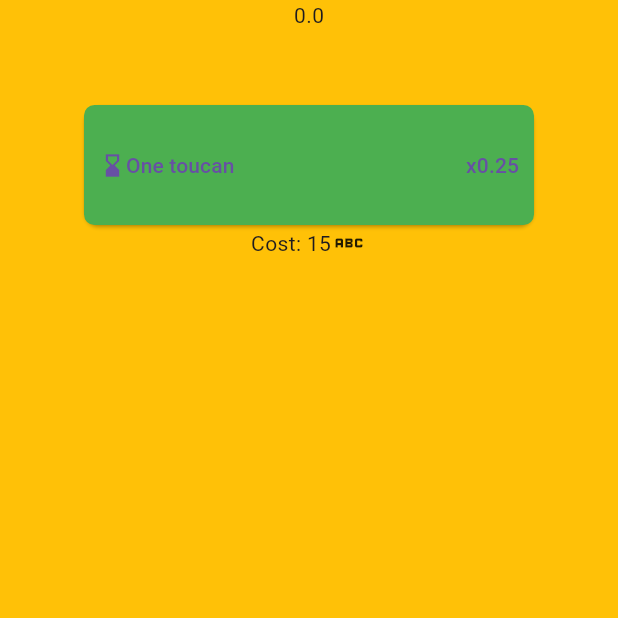
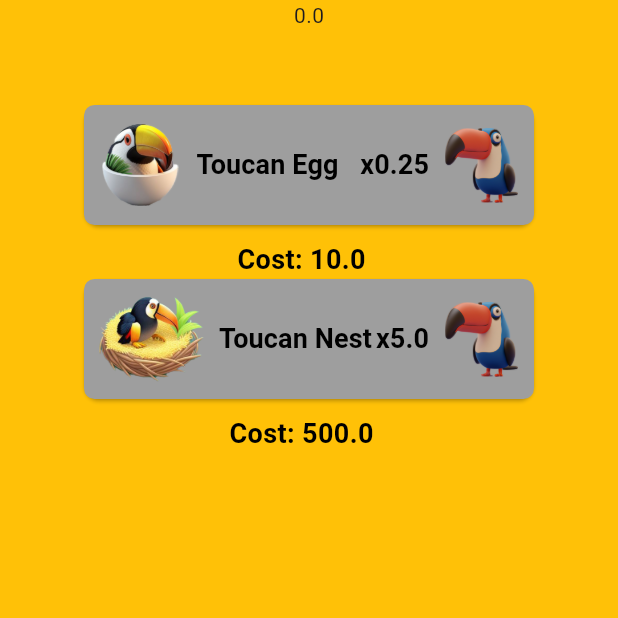
Before and after one commit to MateuszWasita/ToucanClickerGame, a Flutter app: the screen it shows after launch, swiped to page 2, on a phone screen of 412 x 824 dp, the top half of it. Run offline on Flutter 3.47's test engine with Material 3 defaults, Android fonts, the phone set to English and light mode, and no system bars; missing offline and left inert: dart:ffi.

Commit message:
shop updated

```diff
--- a/lib/home_page.dart
+++ b/lib/home_page.dart
@@ -57,17 +57,20 @@ class _HomePageState extends State<HomePage> {
         body: Column(
           mainAxisAlignment: MainAxisAlignment.center,
           children: [
-            Text("You are creating: " +
+            Text("You create: " +
                 '$clicksPerSecond' +
                 " toucans per second!"),
             Center(
               child: GestureDetector(
                 child: Image(
+                  width: 200,
+                  height: 300,
                     image: AssetImage(
-                        'assets/png-clipart-toucan-bird-robotic-bird-silhouette.png')),
+                        'assets/Tukan1.png')),
                 onTap: () {
                   setState(() {
                     Globals.overallScore++;
+                    ++clicks;
                   });
                 },
               ),
--- a/lib/shop_page.dart
+++ b/lib/shop_page.dart
@@ -9,7 +9,11 @@ class ShopPage extends StatefulWidget {
   State<ShopPage> createState() => _ShopPageState();
 }
 
+
 class _ShopPageState extends State<ShopPage> {
+
+
+
   @override
   Widget build(BuildContext context) {
     return Scaffold(
@@ -21,16 +25,22 @@ class _ShopPageState extends State<ShopPage> {
             height: 50,
           ),
           ShopTile(
-            100,
-            Icon(Icons.abc),
-            0.25,"One toucan",
+            10,
+            Image(width:55, height: 55, image: AssetImage('assets/egg.png')),
+            0.25,"Toucan Egg",
             () {
               setState(() {
-                Globals.overallScore -= 100;
+                Globals.overallScore -= 10;
                 Globals.effects+=0.25;
               });
             },
-          ).makeTile()
+          ).makeTile(),
+          ShopTile(500, Image(width: 70,height: 70,image: AssetImage('assets/nest.png')), 5, 'Toucan Nest', () {
+            setState(() {
+                Globals.overallScore -= 500;
+                Globals.effects+=5;
+              });
+          },).makeTile()
         ],
       ),
     );
--- a/lib/shop_tile.dart
+++ b/lib/shop_tile.dart
@@ -2,17 +2,18 @@ import 'dart:ffi';
 
 import 'package:flutter/material.dart';
 import 'package:toucan_clicker/home_page.dart';
+import 'package:toucan_clicker/styles.dart';
 
 class ShopTile {
   late double cost;
-  late Icon icon;
+  late Image image;
   late double effect;
   late String text;
   late final VoidCallback updateState;
 
-  ShopTile(double cost,Icon icon,double effect, String text, VoidCallback updateState) {
+  ShopTile(double cost,Image image,double effect, String text, VoidCallback updateState) {
     this.cost=cost;
-    this.icon = icon;
+    this.image=image;
     this.effect = effect;
     this.text=text;
     this.updateState = updateState;
@@ -37,31 +38,42 @@ class ShopTile {
               height: 80,
               width: 300,
               decoration: BoxDecoration(
-                color: Colors.green,
+                color: Globals.overallScore>=cost? Colors.green : Colors.grey,
                 borderRadius: BorderRadius.circular(7),
               ),
               child: Row(
                 children: [
                   Padding(
                     padding: const EdgeInsets.only(left: 10.0),
-                    child: Icon(Icons.hourglass_bottom),
+                    child: image,
                   ),
-                  Text(text),
+                  SizedBox(width: 10,),
+                  Text(text, style: shopStyle,),
                   Spacer(),
                   Padding(
                     padding: const EdgeInsets.only(right: 10.0),
-                    child: Text('x'+effect.toString()),
+                    child: Text('x'+effect.toString(), style: shopStyle,),
+                  ),
+                  Padding(
+                    padding: const EdgeInsets.only(right: 10.0),
+                    child: Image(
+                  width: 50,
+                  height: 50,
+                    image: AssetImage(
+                        'assets/Tukan1.png')),
                   )
                 ],
               ),
             ),
           ),
         ),
+        SizedBox(height: 10,),
         Row(
           mainAxisAlignment: MainAxisAlignment.center,
           children: [
-            Text("Cost: 15"),
-            Icon(Icons.abc),
+            Text("Cost: " + '$cost', style: shopStyle,),
+            SizedBox(width: 10,),
+
           ],
         )
       ],
--- /dev/null
+++ b/lib/styles.dart
@@ -0,0 +1,9 @@
+
+import 'package:flutter/material.dart';
+
+TextStyle shopStyle = TextStyle(
+  fontSize: 18,
+  fontStyle: FontStyle.normal,
+  fontWeight: FontWeight.bold,
+  color: Colors.black,
+);
```
Also changed, not shown: assets/Tukan1.png (added), assets/egg.png (added), assets/nest.png (added).
